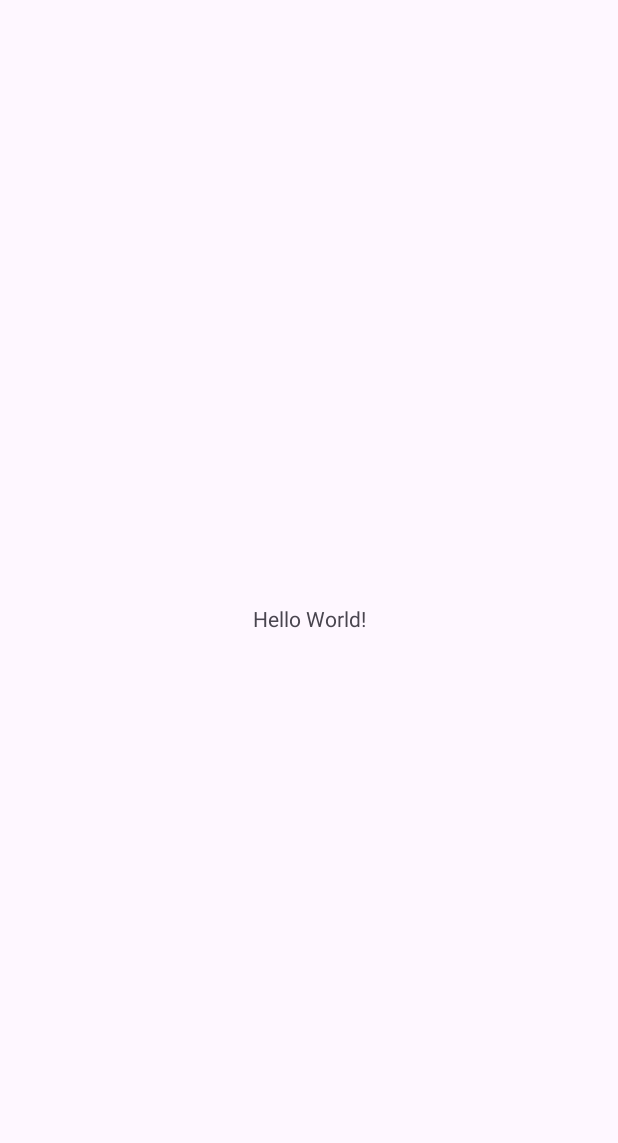
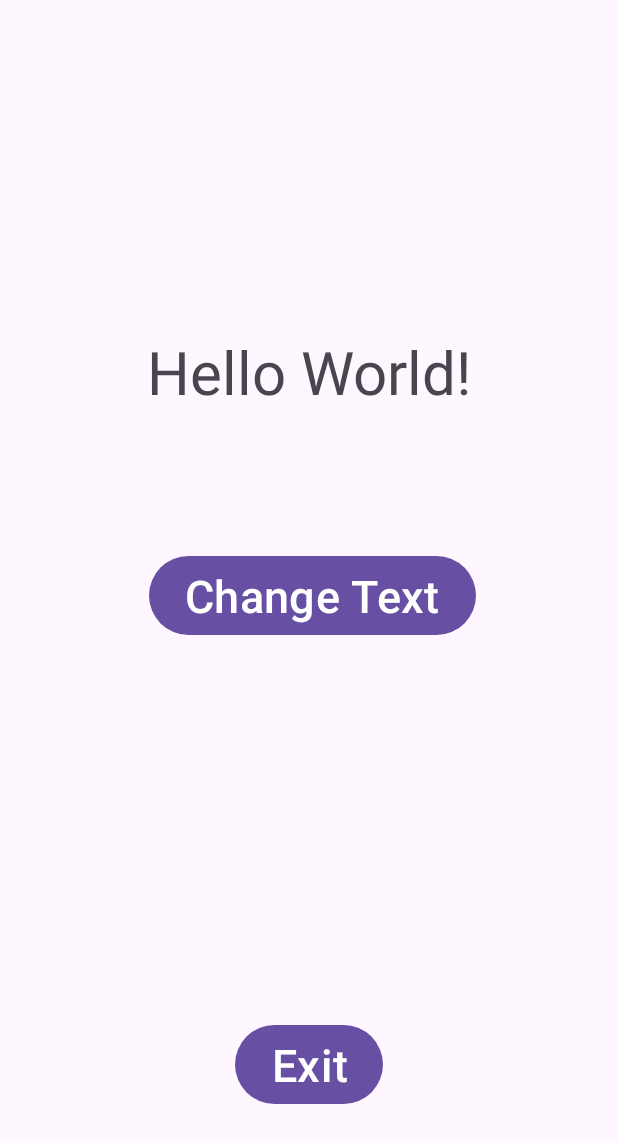
Before and after one commit to layan123-create/MyApp1, an Android app: the screen it shows after launch (MainActivity), on a phone screen of 412 x 824 dp. Before the commit the part shown is almost empty. Shown: the top 1143 px of the screen. Run offline under Robolectric (Android 15) with nearby library versions, the phone set to English and light mode, and no system bars.

Commit message:
first commit

```diff
--- a/app/src/main/java/com/example/myapp1/MainActivity.java
+++ b/app/src/main/java/com/example/myapp1/MainActivity.java
@@ -1,6 +1,8 @@
 package com.example.myapp1;
 
 import android.os.Bundle;
+import android.view.View;
+import android.widget.TextView;
 
 import androidx.activity.EdgeToEdge;
 import androidx.appcompat.app.AppCompatActivity;
@@ -9,10 +11,19 @@ import androidx.core.view.ViewCompat;
 import androidx.core.view.WindowInsetsCompat;
 
 public class MainActivity extends AppCompatActivity {
-
+private TextView tvWelcome;
     @Override
     protected void onCreate(Bundle savedInstanceState) {
         super.onCreate(savedInstanceState);
         setContentView(R.layout.activity_main);
+        tvWelcome=findViewById(R.id.textView);
     }
-}
+    public void change_text(View view) {
+        tvWelcome.setText("This is my first app");
+    }
+
+    public void finishApp(View view) {
+        finish();
+        System.exit(0);
+    }
+    }
--- a/app/src/main/res/layout/activity_main.xml
+++ b/app/src/main/res/layout/activity_main.xml
@@ -8,12 +8,42 @@
     tools:context=".MainActivity">
 
     <TextView
+        android:id="@+id/textView"
         android:layout_width="wrap_content"
         android:layout_height="wrap_content"
         android:text="Hello World!"
+        android:textSize="40sp"
         app:layout_constraintBottom_toBottomOf="parent"
         app:layout_constraintEnd_toEndOf="parent"
         app:layout_constraintStart_toStartOf="parent"
-        app:layout_constraintTop_toTopOf="parent" />
+        app:layout_constraintTop_toTopOf="parent"
+        app:layout_constraintVertical_bias="0.287">
+    </TextView>
+
+    <Button
+        android:id="@+id/button1"
+        android:layout_width="wrap_content"
+        android:layout_height="wrap_content"
+        android:textSize="30sp"
+        android:layout_marginStart="159dp"
+        android:layout_marginTop="92dp"
+        android:layout_marginEnd="164dp"
+        android:text="Change Text"
+        android:onClick="change_text"
+        app:layout_constraintEnd_toEndOf="parent"
+        app:layout_constraintHorizontal_bias="0.468"
+        app:layout_constraintStart_toStartOf="parent"
+        app:layout_constraintTop_toBottomOf="@+id/textView" />
+    <Button
+        android:id="@+id/button2"
+        android:layout_width="wrap_content"
+        android:layout_height="wrap_content"
+        android:layout_marginBottom="84dp"
+        android:text="Exit"
+        android:onClick="finishApp"
+        android:textSize="30sp"
+        app:layout_constraintEnd_toEndOf="parent"
+        app:layout_constraintStart_toStartOf="parent"
+        app:layout_constraintBottom_toBottomOf="parent" />
 
 </androidx.constraintlayout.widget.ConstraintLayout>
```
